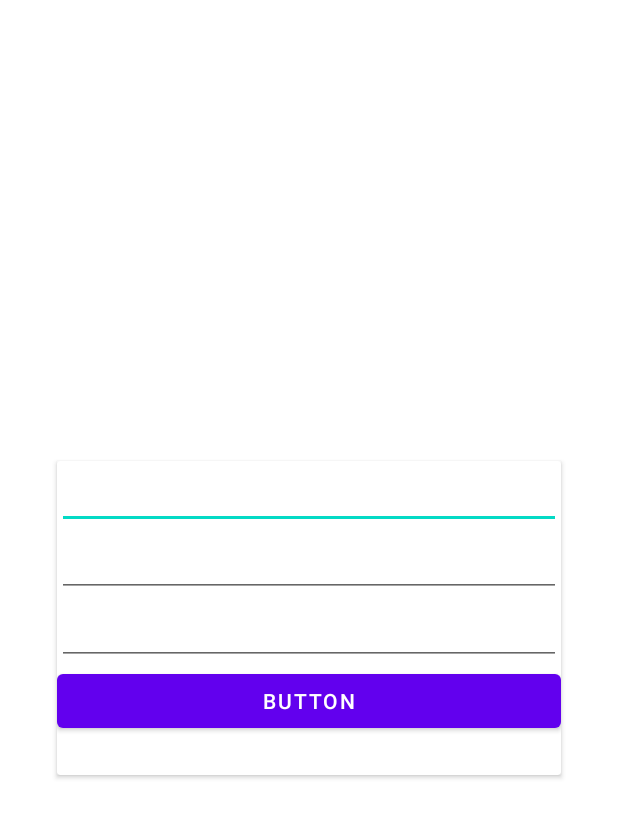
After one commit to EstebanVivanco/MiSubs, an Android app: the Registro_act screen opened directly, with no data from a screen before it, on a phone screen of 412 x 824 dp. The commit adds this screen. Shown: the top 818 px of the screen. Run offline under Robolectric (Android 15) with nearby library versions, the phone set to English and light mode, and no system bars.

Commit message:
Registro de Usuario

```diff
--- a/app/src/main/java/com/example/misubs/Home_act.java
+++ b/app/src/main/java/com/example/misubs/Home_act.java
@@ -23,6 +23,10 @@ public class Home_act extends AppCompatActivity {
         startActivity(i);
     }
 
+    public void Mantenedores(View view){
+        Intent i = new Intent(this, Mantenedor_act.class);
+        startActivity(i);
+    }
 
 
 
--- /dev/null
+++ b/app/src/main/java/com/example/misubs/Registro_act.java
@@ -0,0 +1,60 @@
+package com.example.misubs;
+
+import androidx.appcompat.app.AppCompatActivity;
+
+import android.content.ContentValues;
+import android.database.sqlite.SQLiteDatabase;
+import android.os.Bundle;
+import android.view.View;
+import android.widget.TextView;
+import android.widget.Toast;
+
+import com.example.misubs.DB.AdminSQLiteOpenHelper;
+
+public class Registro_act extends AppCompatActivity {
+
+    private TextView username, mail,password;
+
+    @Override
+    protected void onCreate(Bundle savedInstanceState) {
+        super.onCreate(savedInstanceState);
+        setContentView(R.layout.activity_registro);
+
+        username = findViewById(R.id.txtUsername);
+        mail = findViewById(R.id.txtMail);
+        password = findViewById(R.id.txtPassword);
+
+    }
+
+    public void addUser(View view){
+
+        AdminSQLiteOpenHelper admin = new AdminSQLiteOpenHelper(this, "Database",null, 1);
+        SQLiteDatabase db = admin.getWritableDatabase(); //Permite sobreescribir database
+
+        String Tusername = username.getText().toString();
+        String Tmail = mail.getText().toString();
+        String Tpassword = password.getText().toString();
+
+        if (!Tusername.isEmpty() && !Tmail.isEmpty() && !Tpassword.isEmpty()){
+
+            ContentValues content = new ContentValues();
+
+            content.put("username", Tusername);
+            content.put("mail", Tmail);
+            content.put("password", Tpassword);
+
+            db.insert("user",null, content);
+            db.close();
+
+            Toast.makeText(getBaseContext(), "Usuario Registrado", Toast.LENGTH_LONG).show();
+
+
+        }else{
+            Toast.makeText(getBaseContext(), "Ingrese todos los campos", Toast.LENGTH_LONG).show();
+        }
+
+
+    }
+
+
+}
--- a/app/src/main/res/layout/activity_home.xml
+++ b/app/src/main/res/layout/activity_home.xml
@@ -17,10 +17,10 @@
         app:layout_constraintStart_toStartOf="parent">
 
         <Button
-            android:id="@+id/button"
             android:layout_width="99dp"
             android:layout_height="wrap_content"
             android:layout_weight="1"
+            android:onClick="Mantenedores"
             android:text="MANTENEDOR" />
 
         <Button
--- a/app/src/main/res/layout/activity_recomendaciones.xml
+++ b/app/src/main/res/layout/activity_recomendaciones.xml
@@ -78,7 +78,8 @@
                             android:layout_weight="1"
                             android:backgroundTint="@color/material_on_background_disabled"
                             android:text="Ir al sitio"
-                            android:textSize="12sp" />
+                            android:textSize="12sp"
+                            tools:ignore="TouchTargetSizeCheck" />
 
                     </LinearLayout>
 
--- /dev/null
+++ b/app/src/main/res/layout/activity_registro.xml
@@ -0,0 +1,51 @@
+<?xml version="1.0" encoding="utf-8"?>
+<androidx.constraintlayout.widget.ConstraintLayout xmlns:android="http://schemas.android.com/apk/res/android"
+    xmlns:app="http://schemas.android.com/apk/res-auto"
+    xmlns:tools="http://schemas.android.com/tools"
+    android:layout_width="match_parent"
+    android:layout_height="match_parent"
+    tools:context=".Registro_act">
+
+    <androidx.cardview.widget.CardView
+        android:layout_width="336dp"
+        android:layout_height="209dp"
+        app:layout_constraintBottom_toBottomOf="parent"
+        app:layout_constraintEnd_toEndOf="parent"
+        app:layout_constraintStart_toStartOf="parent"
+        app:layout_constraintTop_toTopOf="parent">
+
+        <LinearLayout
+            android:layout_width="match_parent"
+            android:layout_height="match_parent"
+            android:orientation="vertical">
+
+            <EditText
+                android:id="@+id/txtUsername"
+                android:layout_width="match_parent"
+                android:layout_height="wrap_content"
+                android:ems="10"
+                android:inputType="textPersonName" />
+
+            <EditText
+                android:id="@+id/txtMail"
+                android:layout_width="match_parent"
+                android:layout_height="wrap_content"
+                android:ems="10"
+                android:inputType="textPersonName" />
+
+            <EditText
+                android:id="@+id/txtPassword"
+                android:layout_width="match_parent"
+                android:layout_height="wrap_content"
+                android:ems="10"
+                android:inputType="textPassword" />
+
+            <Button
+                android:id="@+id/btnCreate"
+                android:layout_width="match_parent"
+                android:layout_height="wrap_content"
+                android:onClick="addUser"
+                android:text="Button" />
+        </LinearLayout>
+    </androidx.cardview.widget.CardView>
+</androidx.constraintlayout.widget.ConstraintLayout>
```
Also changed, not shown: app/src/main/AndroidManifest.xml (+6 -3 lines), app/src/main/java/com/example/misubs/DB/AdminSQLiteOpenHelper.java (added, +27 -0 lines), app/src/main/java/com/example/misubs/MainActivity.java (+7 -0 lines), app/src/main/res/layout/activity_main.xml (+12 -0 lines), app/src/main/res/layout/activity_mantenedor.xml (+4 -4 lines).
